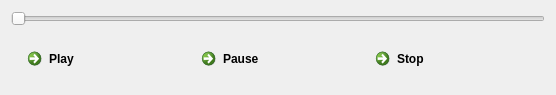
zeliboba7/watchntouch, file trunk/iwbc_demo/videocontrolpanel.ui: the form before one commit.
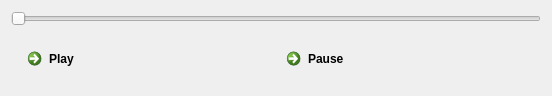
The form after the commit.

Commit message: issue #15 remove stop options from video, add to recent items list when played

```diff
--- a/trunk/iwbc_demo/videocontrolpanel.ui
+++ b/trunk/iwbc_demo/videocontrolpanel.ui
@@ -7,7 +7,7 @@
     <x>0</x>
     <y>0</y>
     <width>552</width>
-    <height>95</height>
+    <height>96</height>
    </rect>
   </property>
   <property name="sizePolicy">
@@ -44,13 +44,6 @@
         </property>
        </widget>
       </item>
-      <item>
-       <widget class="QCommandLinkButton" name="stopButton">
-        <property name="text">
-         <string>Stop</string>
-        </property>
-       </widget>
-      </item>
      </layout>
     </widget>
    </item>
```
The commit also changes 2 other files.
